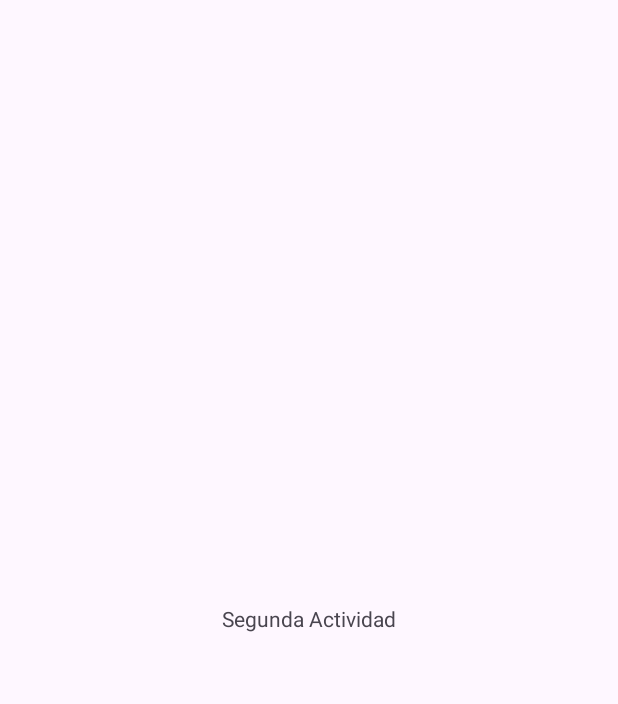
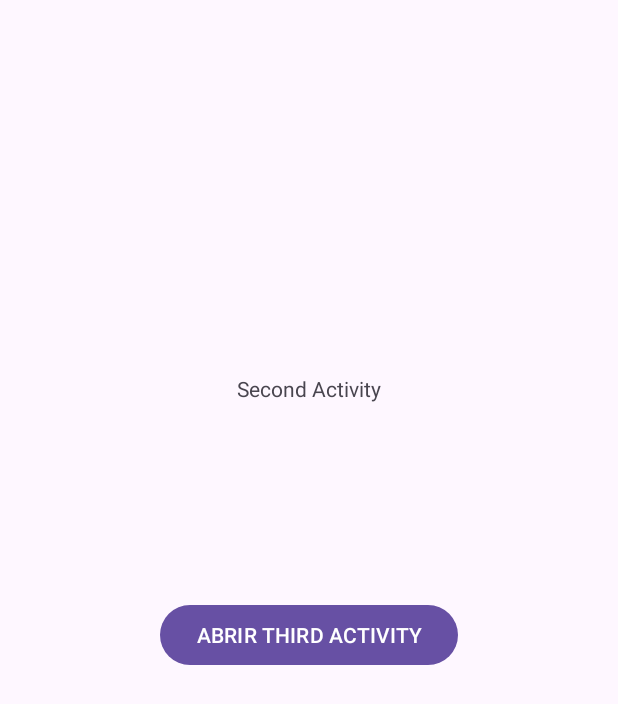
Before and after one commit to HectorlVila/Ejemplo3CicloActividadB, an Android app: the SecondActivity screen opened directly, with no data from a screen before it, on a phone screen of 412 x 824 dp. Before the commit the part shown is almost empty. Shown: the top 704 px of the screen. Run offline under Robolectric (Android 15) with nearby library versions, the phone set to English and light mode, and no system bars.

Commit message:
ejemplo finalizado

```diff
--- a/app/src/main/AndroidManifest.xml
+++ b/app/src/main/AndroidManifest.xml
@@ -13,6 +13,9 @@
         android:theme="@style/Theme.Ejemplo3CicloActividad"
         tools:targetApi="31">
         <activity
+            android:name=".ThirdActivity"
+            android:exported="false" />
+        <activity
             android:name=".SecondActivity"
             android:exported="false" />
         <activity
--- a/app/src/main/java/hector/lagunas/ejemplo3cicloactividad/SecondActivity.java
+++ b/app/src/main/java/hector/lagunas/ejemplo3cicloactividad/SecondActivity.java
@@ -2,13 +2,66 @@ package hector.lagunas.ejemplo3cicloactividad;
 
 import androidx.appcompat.app.AppCompatActivity;
 
+import android.content.Intent;
 import android.os.Bundle;
+import android.util.Log;
+import android.view.View;
+import android.widget.Button;
 
 public class SecondActivity extends AppCompatActivity {
+
+    private Button btnAbrir;
+
+    protected void onRestart() {
+        super.onRestart();
+        Log.e("ESTADOS", "7- Estoy en el método Restart Second");
+        this.onDestroy();
+    }
+
+    @Override
+    protected void onDestroy() {
+        super.onDestroy();
+        Log.e("ESTADOS", "6- Estoy en el método Destroy Second");
+    }
+
+    @Override
+    protected void onStop() {
+        super.onStop();
+        Log.e("ESTADOS", "5- Estoy en el método Stop Second");
+    }
+
+    @Override
+    protected void onPause() {
+        super.onPause();
+        Log.e("ESTADOS", "4- Estoy en el método Pause Second");
+    }
+
+    @Override
+    protected void onResume() {
+        super.onResume();
+        Log.e("ESTADOS", "3- Estoy en el método Resume Second");
+    }
+
+    @Override
+    protected void onStart() {
+        super.onStart();
+        Log.e("ESTADOS", "2- Estoy en el método Start Second");
+    }
 
     @Override
     protected void onCreate(Bundle savedInstanceState) {
         super.onCreate(savedInstanceState);
         setContentView(R.layout.activity_second);
+
+        btnAbrir = findViewById(R.id.btnAbrirSecond);
+        btnAbrir.setOnClickListener(new View.OnClickListener() {
+            @Override
+            public void onClick(View view) {
+                Intent intent = new Intent(SecondActivity.this, ThirdActivity.class);
+                startActivity(intent);
+            }
+        });
+
+        Log.e("ESTADOS", "1- Estoy en el método Create Second");
     }
 }
--- a/app/src/main/res/layout/activity_main.xml
+++ b/app/src/main/res/layout/activity_main.xml
@@ -19,7 +19,7 @@
         app:layout_constraintVertical_bias="0.289" />
 
     <Button
-        android:id="@+id/button"
+        android:id="@+id/btnAbrirMain"
         android:layout_width="wrap_content"
         android:layout_height="wrap_content"
         android:text="ABRIR SECOND ACTIVITY"
--- a/app/src/main/res/layout/activity_second.xml
+++ b/app/src/main/res/layout/activity_second.xml
@@ -10,9 +10,21 @@
         android:id="@+id/textView"
         android:layout_width="wrap_content"
         android:layout_height="wrap_content"
-        android:text="Segunda Actividad"
+        android:text="Second Activity"
         app:layout_constraintBottom_toBottomOf="parent"
         app:layout_constraintEnd_toEndOf="parent"
         app:layout_constraintStart_toStartOf="parent"
-        app:layout_constraintTop_toTopOf="parent" />
+        app:layout_constraintTop_toTopOf="parent"
+        app:layout_constraintVertical_bias="0.31" />
+
+    <Button
+        android:id="@+id/btnAbrirSecond"
+        android:layout_width="wrap_content"
+        android:layout_height="wrap_content"
+        android:text="ABRIR THIRD ACTIVITY"
+        app:layout_constraintBottom_toBottomOf="parent"
+        app:layout_constraintEnd_toEndOf="parent"
+        app:layout_constraintStart_toStartOf="parent"
+        app:layout_constraintTop_toBottomOf="@+id/textView"
+        app:layout_constraintVertical_bias="0.257" />
 </androidx.constraintlayout.widget.ConstraintLayout>
```
Also changed, not shown: app/src/main/java/hector/lagunas/ejemplo3cicloactividad/MainActivity.java (+18 -0 lines), app/src/main/java/hector/lagunas/ejemplo3cicloactividad/ThirdActivity.java (added, +51 -0 lines), app/src/main/res/layout/activity_third.xml (added, +18 -0 lines).
